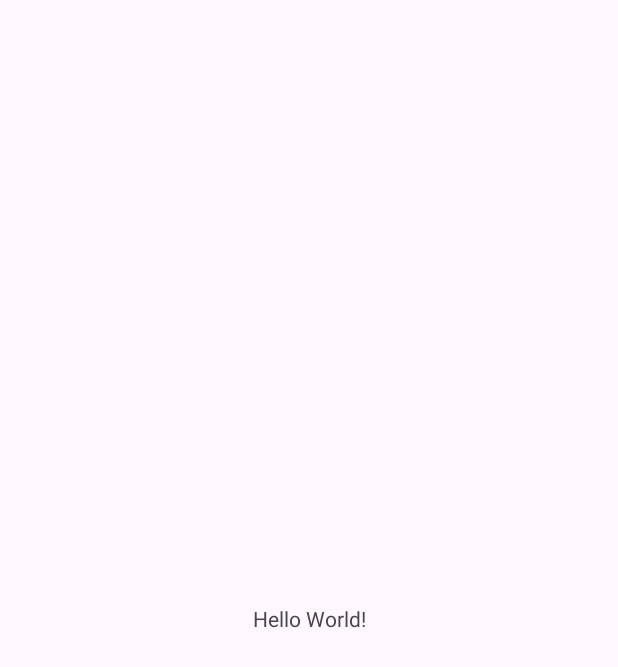
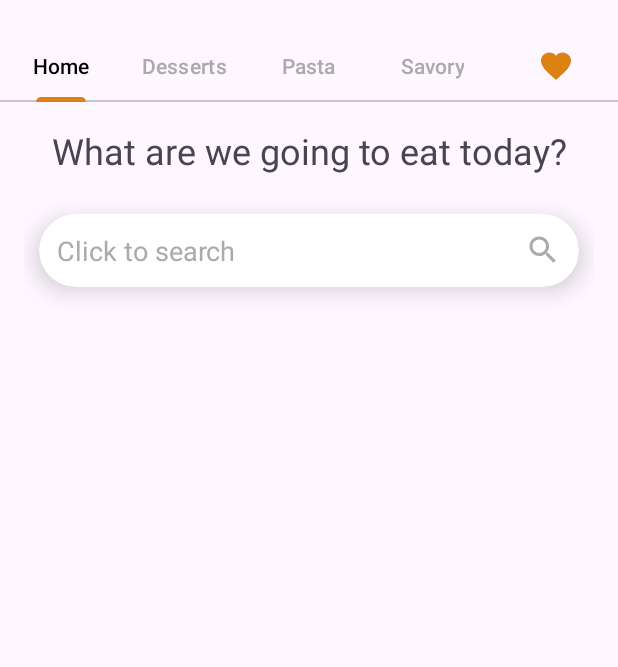
Before and after one commit to taima157/projeto-mobile-ads5a, an Android app: the screen it shows after launch (MainActivity), on a phone screen of 412 x 824 dp. Before the commit the part shown is almost empty. Shown: the top 667 px of the screen. Run offline under Robolectric (Android 15) with nearby library versions, the phone set to English and light mode, and no system bars.

Commit message:
tela home do aplicativo

```diff
--- a/app/build.gradle.kts
+++ b/app/build.gradle.kts
@@ -1,6 +1,7 @@
 plugins {
     alias(libs.plugins.android.application)
     alias(libs.plugins.kotlin.android)
+    id("kotlin-kapt")
 }
 
 android {
@@ -36,7 +37,6 @@ android {
 }
 
 dependencies {
-
     implementation(libs.androidx.core.ktx)
     implementation(libs.androidx.appcompat)
     implementation(libs.material)
@@ -45,4 +45,14 @@ dependencies {
     testImplementation(libs.junit)
     androidTestImplementation(libs.androidx.junit)
     androidTestImplementation(libs.androidx.espresso.core)
+    implementation("androidx.lifecycle:lifecycle-viewmodel-ktx:2.6.2")
+    implementation("androidx.lifecycle:lifecycle-livedata-ktx:2.6.2")
+    implementation("com.squareup.retrofit2:retrofit:2.9.0")
+    implementation("com.squareup.retrofit2:converter-gson:2.9.0")
+    implementation("com.github.bumptech.glide:glide:4.16.0")
+    kapt("com.github.bumptech.glide:compiler:4.16.0")
+    implementation("androidx.recyclerview:recyclerview:1.3.1")
+    implementation("androidx.core:core-ktx:1.12.0")
+    implementation("androidx.appcompat:appcompat:1.6.1")
+    implementation("com.google.android.material:material:1.9.0")
 }
--- a/app/src/main/AndroidManifest.xml
+++ b/app/src/main/AndroidManifest.xml
@@ -13,7 +13,7 @@
         android:theme="@style/Theme.ProjetoMobileADS5a"
         tools:targetApi="31">
         <activity
-            android:name=".MainActivity"
+            android:name=".ui.main.MainActivity"
             android:exported="true">
             <intent-filter>
                 <action android:name="android.intent.action.MAIN" />
--- a/app/src/main/java/com/example/projetomobileads5a/MainActivity.kt
+++ /dev/null
@@ -1,20 +0,0 @@
-package com.example.projetomobileads5a
-
-import android.os.Bundle
-import androidx.activity.enableEdgeToEdge
-import androidx.appcompat.app.AppCompatActivity
-import androidx.core.view.ViewCompat
-import androidx.core.view.WindowInsetsCompat
-
-class MainActivity : AppCompatActivity() {
-    override fun onCreate(savedInstanceState: Bundle?) {
-        super.onCreate(savedInstanceState)
-        enableEdgeToEdge()
-        setContentView(R.layout.activity_main)
-        ViewCompat.setOnApplyWindowInsetsListener(findViewById(R.id.main)) { v, insets ->
-            val systemBars = insets.getInsets(WindowInsetsCompat.Type.systemBars())
-            v.setPadding(systemBars.left, systemBars.top, systemBars.right, systemBars.bottom)
-            insets
-        }
-    }
-}
--- /dev/null
+++ b/app/src/main/java/com/example/projetomobileads5a/ui/main/HomeFragment.kt
@@ -0,0 +1,18 @@
+package com.example.projetomobileads5a.ui.main
+
+import android.os.Bundle
+import android.view.LayoutInflater
+import android.view.View
+import android.view.ViewGroup
+import androidx.fragment.app.Fragment
+import com.example.projetomobileads5a.R
+
+class HomeFragment : Fragment() {
+
+    override fun onCreateView(
+        inflater: LayoutInflater, container: ViewGroup?, savedInstanceState: Bundle?
+    ): View? {
+        return inflater.inflate(R.layout.fragment_home, container, false)
+    }
+
+}
--- /dev/null
+++ b/app/src/main/java/com/example/projetomobileads5a/ui/main/MainActivity.kt
@@ -0,0 +1,46 @@
+package com.example.projetomobileads5a.ui.main
+
+import android.os.Bundle
+import android.widget.FrameLayout
+import androidx.appcompat.app.AppCompatActivity
+import com.example.projetomobileads5a.R
+import com.google.android.material.tabs.TabLayout
+
+class MainActivity : AppCompatActivity() {
+
+    private lateinit var navigation: TabLayout
+    private lateinit var contentFrame: FrameLayout
+
+    override fun onCreate(savedInstanceState: Bundle?) {
+        super.onCreate(savedInstanceState)
+        setContentView(R.layout.activity_main)
+
+        navigation = findViewById(R.id.navigation)
+        contentFrame = findViewById(R.id.contentFrame)
+
+        supportFragmentManager.beginTransaction()
+            .replace(R.id.contentFrame, HomeFragment())
+            .commit()
+
+        navigation.addOnTabSelectedListener(object : TabLayout.OnTabSelectedListener {
+            override fun onTabSelected(tab: TabLayout.Tab) {
+                showTabContent(tab.position)
+            }
+
+            override fun onTabUnselected(tab: TabLayout.Tab) {}
+            override fun onTabReselected(tab: TabLayout.Tab) {}
+        })
+    }
+
+    private fun showTabContent(position: Int) {
+
+        val fragment = when (position) {
+            0 -> HomeFragment()
+            else -> HomeFragment()
+        }
+
+        supportFragmentManager.beginTransaction()
+            .replace(R.id.contentFrame, fragment)
+            .commit()
+    }
+}
--- /dev/null
+++ b/app/src/main/res/drawable/ic_favorite.xml
@@ -0,0 +1,5 @@
+<vector xmlns:android="http://schemas.android.com/apk/res/android" android:height="24dp" android:tint="#FFFFFF" android:viewportHeight="24" android:viewportWidth="24" android:width="24dp">
+
+    <path android:fillColor="@android:color/white" android:pathData="M12,21.35l-1.45,-1.32C5.4,15.36 2,12.28 2,8.5 2,5.42 4.42,3 7.5,3c1.74,0 3.41,0.81 4.5,2.09C13.09,3.81 14.76,3 16.5,3 19.58,3 22,5.42 22,8.5c0,3.78 -3.4,6.86 -8.55,11.54L12,21.35z"/>
+
+</vector>
--- /dev/null
+++ b/app/src/main/res/drawable/ic_search.xml
@@ -0,0 +1,5 @@
+<vector xmlns:android="http://schemas.android.com/apk/res/android" android:height="24dp" android:tint="#E6E6E6" android:viewportHeight="24" android:viewportWidth="24" android:width="24dp">
+
+    <path android:fillColor="@android:color/white" android:pathData="M15.5,14h-0.79l-0.28,-0.27C15.41,12.59 16,11.11 16,9.5 16,5.91 13.09,3 9.5,3S3,5.91 3,9.5 5.91,16 9.5,16c1.61,0 3.09,-0.59 4.23,-1.57l0.27,0.28v0.79l5,4.99L20.49,19l-4.99,-5zM9.5,14C7.01,14 5,11.99 5,9.5S7.01,5 9.5,5 14,7.01 14,9.5 11.99,14 9.5,14z"/>
+
+</vector>
--- a/app/src/main/res/layout/activity_main.xml
+++ b/app/src/main/res/layout/activity_main.xml
@@ -1,19 +1,63 @@
 <?xml version="1.0" encoding="utf-8"?>
-<androidx.constraintlayout.widget.ConstraintLayout xmlns:android="http://schemas.android.com/apk/res/android"
+<LinearLayout  xmlns:android="http://schemas.android.com/apk/res/android"
     xmlns:app="http://schemas.android.com/apk/res-auto"
-    xmlns:tools="http://schemas.android.com/tools"
     android:id="@+id/main"
+    android:orientation="vertical"
     android:layout_width="match_parent"
-    android:layout_height="match_parent"
-    tools:context=".MainActivity">
+    android:layout_height="match_parent">
 
-    <TextView
-        android:layout_width="wrap_content"
+    <com.google.android.material.tabs.TabLayout
+        android:id="@+id/navigation"
+        android:layout_width="match_parent"
         android:layout_height="wrap_content"
-        android:text="Hello World!"
-        app:layout_constraintBottom_toBottomOf="parent"
-        app:layout_constraintEnd_toEndOf="parent"
-        app:layout_constraintStart_toStartOf="parent"
-        app:layout_constraintTop_toTopOf="parent" />
+        app:tabSelectedTextColor="@android:color/black"
+        app:tabTextColor="@android:color/darker_gray"
+        app:tabIndicatorColor="#DB8213"
+        android:paddingTop="20dp"
+        app:tabIconTint="#DB8213"
+        app:tabRippleColor="@android:color/transparent">
 
-</androidx.constraintlayout.widget.ConstraintLayout>
+        <!-- Abas de texto -->
+        <com.google.android.material.tabs.TabItem
+            android:layout_height="wrap_content"
+            android:layout_width="wrap_content"
+            android:id="@+id/tab_home"
+            android:text="Home" />
+
+        <com.google.android.material.tabs.TabItem
+            android:layout_height="wrap_content"
+            android:layout_width="wrap_content"
+
+            android:id="@+id/tab_desserts"
+            android:text="Desserts" />
+
+        <com.google.android.material.tabs.TabItem
+            android:layout_height="wrap_content"
+            android:layout_width="wrap_content"
+            android:id="@+id/tab_pasta"
+            android:text="Pasta" />
+
+        <com.google.android.material.tabs.TabItem
+            android:layout_height="wrap_content"
+            android:layout_width="wrap_content"
+            android:id="@+id/tab_savory"
+            android:text="Savory" />
+
+        <!-- Aba de ícone -->
+        <com.google.android.material.tabs.TabItem
+            android:layout_height="wrap_content"
+            android:layout_width="wrap_content"
+            android:id="@+id/tab_favorite"
+
+            android:icon="@drawable/ic_favorite" />
+
+    </com.google.android.material.tabs.TabLayout>
+
+    <FrameLayout
+        android:id="@+id/contentFrame"
+        android:layout_width="match_parent"
+        android:layout_height="0dp"
+        android:layout_weight="1" />
+
+
+</LinearLayout >
--- /dev/null
+++ b/app/src/main/res/layout/fragment_home.xml
@@ -0,0 +1,57 @@
+<?xml version="1.0" encoding="utf-8"?>
+<LinearLayout xmlns:android="http://schemas.android.com/apk/res/android"
+    xmlns:app="http://schemas.android.com/apk/res-auto"
+    android:orientation="vertical"
+    android:layout_width="match_parent"
+    android:layout_height="match_parent"
+    android:padding="16dp">
+
+    <TextView
+        android:text="What are we going to eat today?"
+        android:textSize="24sp"
+        android:layout_width="match_parent"
+        android:layout_height="wrap_content"
+        android:textAlignment="center"/>
+
+
+    <androidx.cardview.widget.CardView
+        android:layout_width="match_parent"
+        android:layout_height="wrap_content"
+        app:cardElevation="10dp"
+        app:cardCornerRadius="32dp"
+        android:layout_marginTop="26dp"
+        android:layout_marginLeft="10dp"
+        android:layout_marginRight="10dp"
+        app:cardBackgroundColor="@android:color/white">
+
+        <LinearLayout
+            android:layout_width="match_parent"
+            android:layout_height="wrap_content"
+            android:orientation="horizontal"
+            android:padding="12dp"
+            android:gravity="center_vertical">
+
+            <EditText
+                android:id="@+id/searchEditText"
+                android:layout_width="0dp"
+                android:layout_weight="1"
+                android:layout_height="wrap_content"
+                android:hint="Click to search"
+                android:background="@android:color/transparent"
+                android:padding="0dp"
+                android:textColor="@android:color/black"
+                android:textColorHint="@android:color/darker_gray"
+                android:inputType="text" />
+
+            <ImageView
+                android:id="@+id/searchIcon"
+                android:layout_width="24dp"
+                android:layout_height="24dp"
+                android:src="@drawable/ic_search"
+                android:contentDescription="Search"
+                app:tint="@android:color/darker_gray" />
+        </LinearLayout>
+    </androidx.cardview.widget.CardView>
+
+
+</LinearLayout>
```
